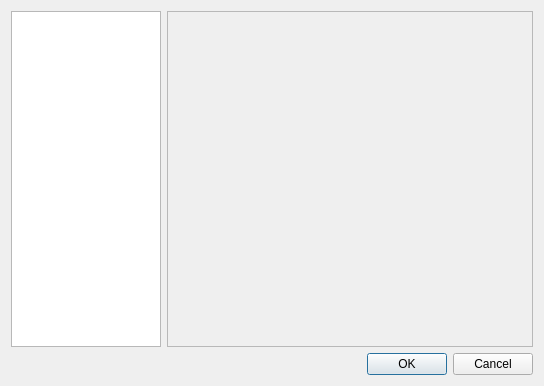
Old version of the form coptionsdialog.ui in the repository birkeh/qtStoryWriter.
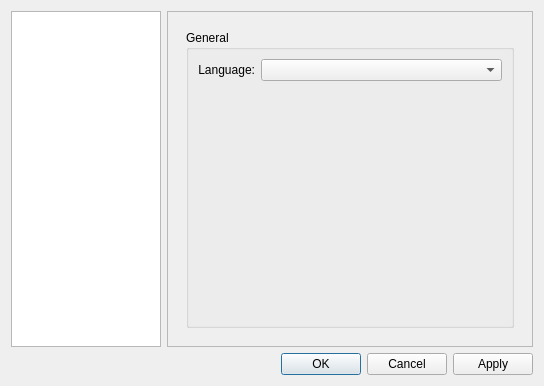
New version of the form.

Commit message: implemented function to change language on the fly

Patch:
```diff
--- a/coptionsdialog.ui
+++ b/coptionsdialog.ui
@@ -52,6 +52,58 @@
           <height>335</height>
          </rect>
         </property>
+        <layout class="QGridLayout" name="gridLayout_2">
+         <item row="0" column="0">
+          <widget class="QStackedWidget" name="m_lpCategoryStack">
+           <property name="currentIndex">
+            <number>0</number>
+           </property>
+           <widget class="QWidget" name="m_lpGeneralProperties">
+            <layout class="QGridLayout" name="gridLayout_5">
+             <item row="0" column="0">
+              <widget class="QGroupBox" name="groupBox">
+               <property name="title">
+                <string>General</string>
+               </property>
+               <layout class="QGridLayout" name="gridLayout_4">
+                <item row="0" column="0">
+                 <layout class="QGridLayout" name="gridLayout_3" columnstretch="0,1">
+                  <item row="0" column="0">
+                   <widget class="QLabel" name="label_2">
+                    <property name="text">
+                     <string>Language:</string>
+                    </property>
+                    <property name="alignment">
+                     <set>Qt::AlignRight|Qt::AlignTrailing|Qt::AlignVCenter</set>
+                    </property>
+                   </widget>
+                  </item>
+                  <item row="0" column="1">
+                   <widget class="QComboBox" name="m_lpLanguage"/>
+                  </item>
+                  <item row="1" column="0" colspan="2">
+                   <spacer name="verticalSpacer">
+                    <property name="orientation">
+                     <enum>Qt::Vertical</enum>
+                    </property>
+                    <property name="sizeHint" stdset="0">
+                     <size>
+                      <width>20</width>
+                      <height>40</height>
+                     </size>
+                    </property>
+                   </spacer>
+                  </item>
+                 </layout>
+                </item>
+               </layout>
+              </widget>
+             </item>
+            </layout>
+           </widget>
+          </widget>
+         </item>
+        </layout>
        </widget>
       </widget>
      </item>
@@ -63,7 +115,7 @@
       <enum>Qt::Horizontal</enum>
      </property>
      <property name="standardButtons">
-      <set>QDialogButtonBox::Cancel|QDialogButtonBox::Ok</set>
+      <set>QDialogButtonBox::Apply|QDialogButtonBox::Cancel|QDialogButtonBox::Ok</set>
      </property>
     </widget>
    </item>
```
Left out of the diff: 6 changed lines with no effect on the pictures. The commit also changes 35 other files.
